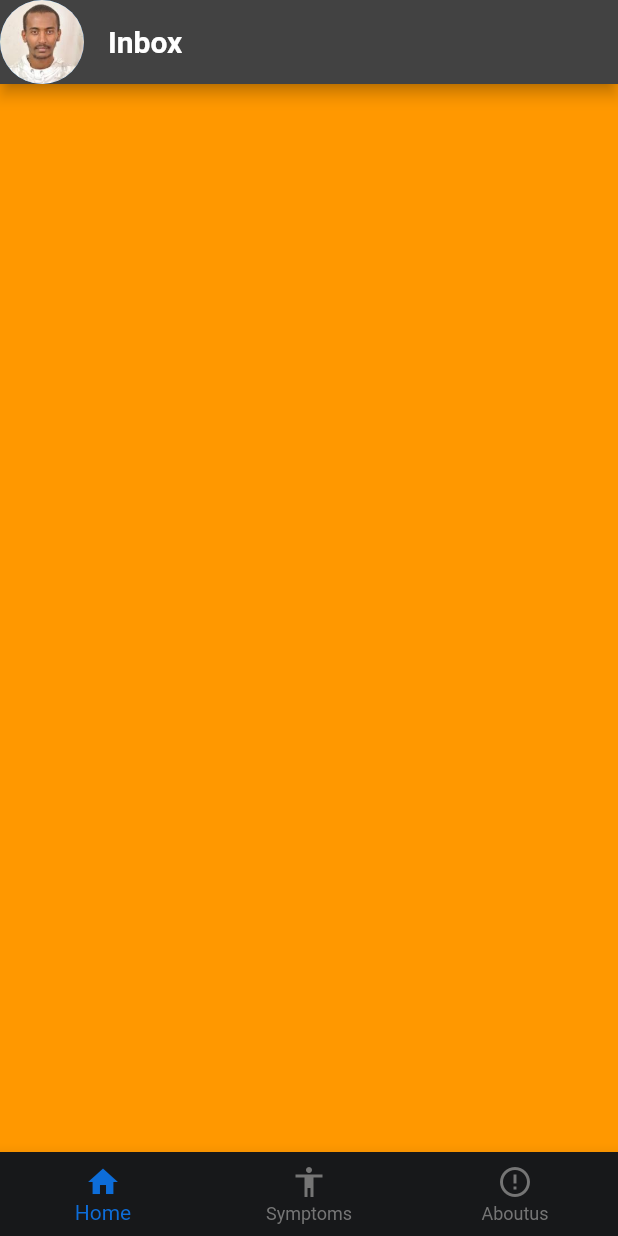
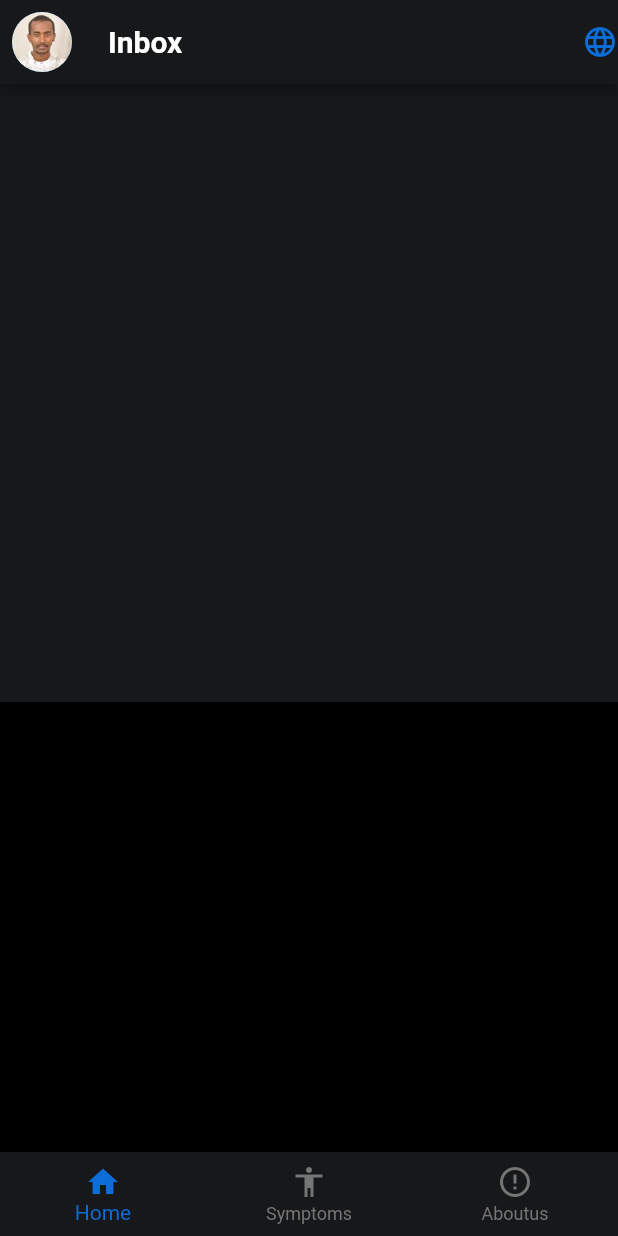
Before and after one commit to IamYunusAli/Flutter-Github-UI, a Flutter app: the screen it shows after launch, on a phone screen of 412 x 824 dp. Run offline on Flutter 3.47's test engine with Material 2 defaults, Android fonts, the phone set to English and light mode, and no system bars.

Commit message:
Added Icon ❤ and change in color

```diff
--- a/lib/homepage.dart
+++ b/lib/homepage.dart
@@ -1,4 +1,5 @@
 import 'package:flutter/material.dart';
+import 'utils.dart';
 
 class Homepage extends StatefulWidget {
   @override
@@ -10,17 +11,30 @@ class _HomepageState extends State<Homepage> {
   Widget build(BuildContext context) {
     return Scaffold(
       appBar: AppBar(
-        backgroundColor: Colors.grey[800],
-        leading: CircleAvatar(
-          radius: 2,
-          backgroundImage: AssetImage('assets/yunus.jpg'),
+        backgroundColor: GAppbarColor,
+        leading: Padding(
+          padding: const EdgeInsets.fromLTRB(8.0, 8.0, 8.0, 8.0),
+          child: CircleAvatar(
+            maxRadius: 0.1,
+            backgroundImage: AssetImage('assets/yunus.jpg'),
+          ),
         ),
         title: Text(
           'Inbox',
           style: TextStyle(fontWeight: FontWeight.bold),
         ),
+        actions: [
+          Icon(
+            Icons.language,
+            color: GIconColor,
+          ),
+        ],
       ),
-      backgroundColor: Colors.orange,
+      backgroundColor: Colors.black,
+      body: Container(
+        height: MediaQuery.of(context).size.height / 2,
+        color: GBodyColor,
+      ),
     );
   }
 }
```
